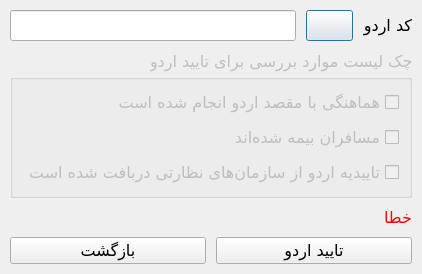
First picture: the form in UI/ConfirmTourDialog.ui, repository Dandelion07/Tour_Management_System, before the edit.
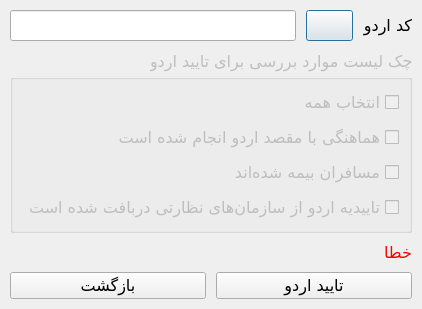
Second picture: the form after the edit. Icons and pictures are not drawn.

```diff
--- a/UI/ConfirmTourDialog.ui
+++ b/UI/ConfirmTourDialog.ui
@@ -7,7 +7,7 @@
     <x>0</x>
     <y>0</y>
     <width>318</width>
-    <height>311</height>
+    <height>349</height>
    </rect>
   </property>
   <property name="font">
@@ -110,6 +110,13 @@
       <property name="bottomMargin">
        <number>10</number>
       </property>
+      <item>
+       <widget class="QCheckBox" name="chbSelectAll">
+        <property name="text">
+         <string>انتخاب همه</string>
+        </property>
+       </widget>
+      </item>
       <item>
        <widget class="QCheckBox" name="chbDestination">
         <property name="text">
```
Left out of the diff: 10 changed lines with no effect on the pictures.
